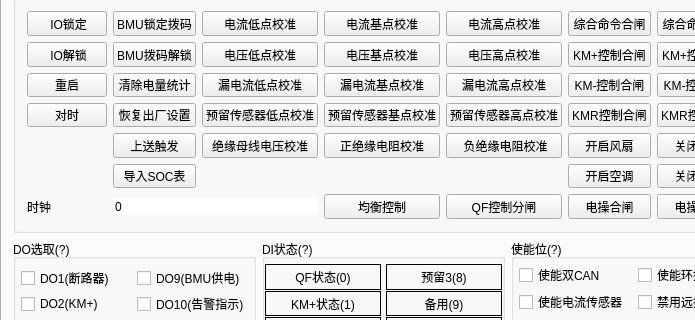
This is widget.ui in Shogpe/bmsTool as Qt 5 draws it before an edit; both pictures show x 0 to 695 and y 110 to 430 of the 1002 by 601 pixel window. The edited form follows.
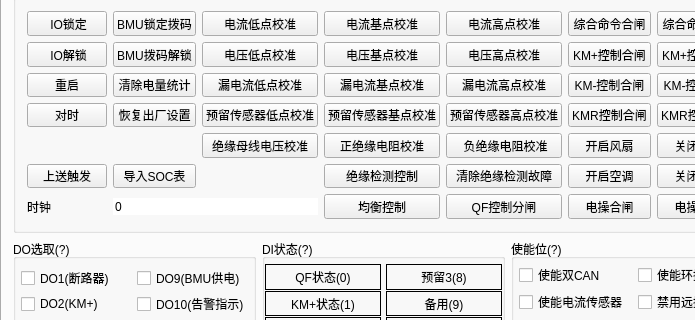
This is the edited form. The open tabs and pages were chosen to show the change. Custom widgets are drawn as their Qt base class.

```diff
--- a/widget.ui
+++ b/widget.ui
@@ -7698,19 +7698,6 @@
             </property>
            </widget>
           </item>
-          <item row="5" column="1">
-           <widget class="QPushButton" name="btnUploadTrig">
-            <property name="sizePolicy">
-             <sizepolicy hsizetype="Preferred" vsizetype="Fixed">
-              <horstretch>0</horstretch>
-              <verstretch>0</verstretch>
-             </sizepolicy>
-            </property>
-            <property name="text">
-             <string>上送触发</string>
-            </property>
-           </widget>
-          </item>
           <item row="6" column="1">
            <widget class="QPushButton" name="btnImportSOC">
             <property name="sizePolicy">
@@ -7724,6 +7711,45 @@
             </property>
            </widget>
           </item>
+          <item row="6" column="0">
+           <widget class="QPushButton" name="btnUploadTrig">
+            <property name="sizePolicy">
+             <sizepolicy hsizetype="Preferred" vsizetype="Fixed">
+              <horstretch>0</horstretch>
+              <verstretch>0</verstretch>
+             </sizepolicy>
+            </property>
+            <property name="text">
+             <string>上送触发</string>
+            </property>
+           </widget>
+          </item>
+          <item row="6" column="4">
+           <widget class="QPushButton" name="btnRClrErr">
+            <property name="sizePolicy">
+             <sizepolicy hsizetype="Preferred" vsizetype="Fixed">
+              <horstretch>0</horstretch>
+              <verstretch>0</verstretch>
+             </sizepolicy>
+            </property>
+            <property name="text">
+             <string>清除绝缘检测故障</string>
+            </property>
+           </widget>
+          </item>
+          <item row="6" column="3">
+           <widget class="QPushButton" name="btnRCtrl">
+            <property name="sizePolicy">
+             <sizepolicy hsizetype="Preferred" vsizetype="Fixed">
+              <horstretch>0</horstretch>
+              <verstretch>0</verstretch>
+             </sizepolicy>
+            </property>
+            <property name="text">
+             <string>绝缘检测控制</string>
+            </property>
+           </widget>
+          </item>
          </layout>
         </widget>
        </item>
```
Left out of the diff: 3 changed lines with no effect on the pictures.
